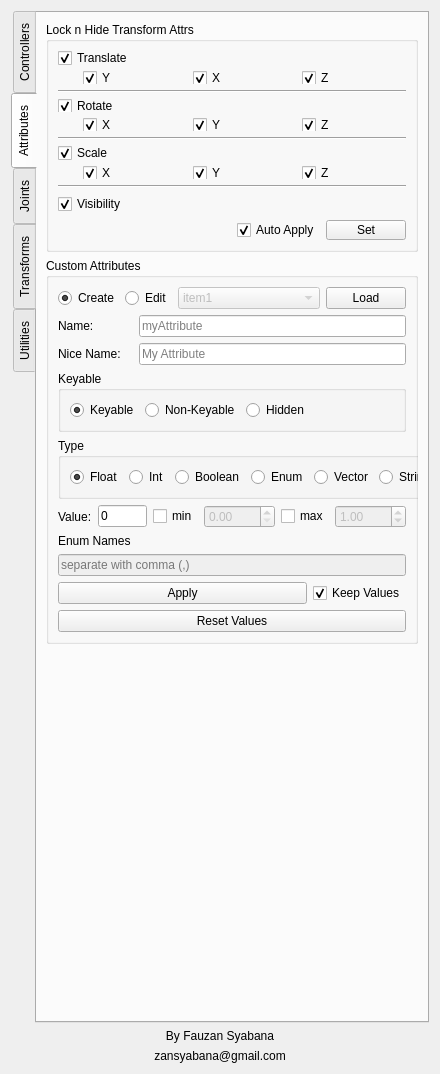
This is dev/rusakUI2.ui in zansyabana/RUSAK as Qt 5 draws it before an edit. The edited form follows.
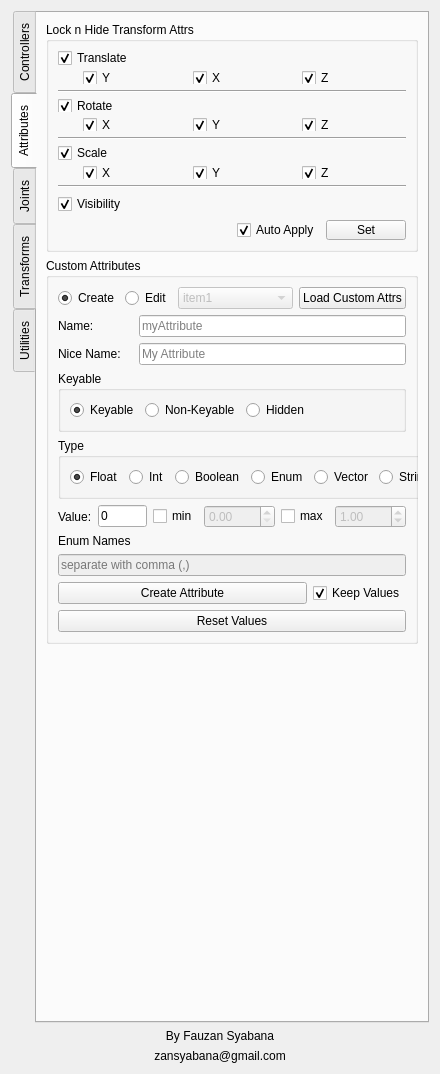
This is the edited form. The open tabs and pages were chosen to show the change. Icons and pictures are not drawn.

Patch:
```diff
--- a/dev/rusakUI2.ui
+++ b/dev/rusakUI2.ui
@@ -2549,7 +2549,7 @@
                 <item>
                  <widget class="QPushButton" name="customAttrLoad_Btn">
                   <property name="text">
-                   <string>Load</string>
+                   <string>Load Custom Attrs</string>
                   </property>
                  </widget>
                 </item>
@@ -2835,7 +2835,7 @@
                  <string>create/apply edits on selected</string>
                 </property>
                 <property name="text">
-                 <string>Apply</string>
+                 <string>Create Attribute</string>
                 </property>
                </widget>
               </item>
```
Left out of the diff: 19 changed lines with no effect on the pictures.
